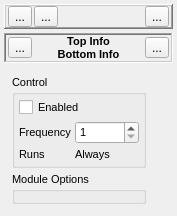
Above: src/gui/modulecontrolwidget.ui from disorderedmaterials/dissolve before the change. Below: the same form after it.
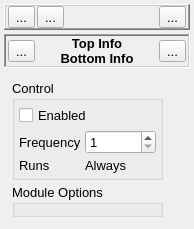
That is the form after the change. Icons and pictures are not drawn.

Commit message: Increase font point size in main GUI elements.

The edit to the form file:
```diff
--- a/src/gui/modulecontrolwidget.ui
+++ b/src/gui/modulecontrolwidget.ui
@@ -6,8 +6,8 @@
    <rect>
     <x>0</x>
     <y>0</y>
-    <width>177</width>
-    <height>216</height>
+    <width>194</width>
+    <height>228</height>
    </rect>
   </property>
   <property name="sizePolicy">
@@ -18,7 +18,7 @@
   </property>
   <property name="font">
    <font>
-    <pointsize>9</pointsize>
+    <pointsize>10</pointsize>
    </font>
   </property>
   <property name="windowTitle">
@@ -216,7 +216,6 @@
         </property>
         <property name="font">
          <font>
-          <pointsize>8</pointsize>
           <weight>75</weight>
           <bold>true</bold>
          </font>
@@ -233,7 +232,6 @@
        <widget class="QLabel" name="BottomLabel">
         <property name="font">
          <font>
-          <pointsize>8</pointsize>
           <weight>75</weight>
           <bold>true</bold>
          </font>
@@ -330,11 +328,6 @@
           <verstretch>0</verstretch>
          </sizepolicy>
         </property>
-        <property name="font">
-         <font>
-          <pointsize>8</pointsize>
-         </font>
-        </property>
         <layout class="QVBoxLayout" name="verticalLayout">
          <property name="spacing">
           <number>4</number>
@@ -359,11 +352,6 @@
              <verstretch>0</verstretch>
             </sizepolicy>
            </property>
-           <property name="font">
-            <font>
-             <pointsize>8</pointsize>
-            </font>
-           </property>
            <property name="title">
             <string>Control</string>
            </property>
@@ -450,11 +438,6 @@
              <verstretch>0</verstretch>
             </sizepolicy>
            </property>
-           <property name="font">
-            <font>
-             <pointsize>8</pointsize>
-            </font>
-           </property>
            <property name="title">
             <string>Module Options</string>
            </property>
@@ -471,11 +454,6 @@
           <verstretch>0</verstretch>
          </sizepolicy>
         </property>
-        <property name="font">
-         <font>
-          <pointsize>8</pointsize>
-         </font>
-        </property>
        </widget>
       </item>
      </layout>
```
The commit also changes 15 other files.
